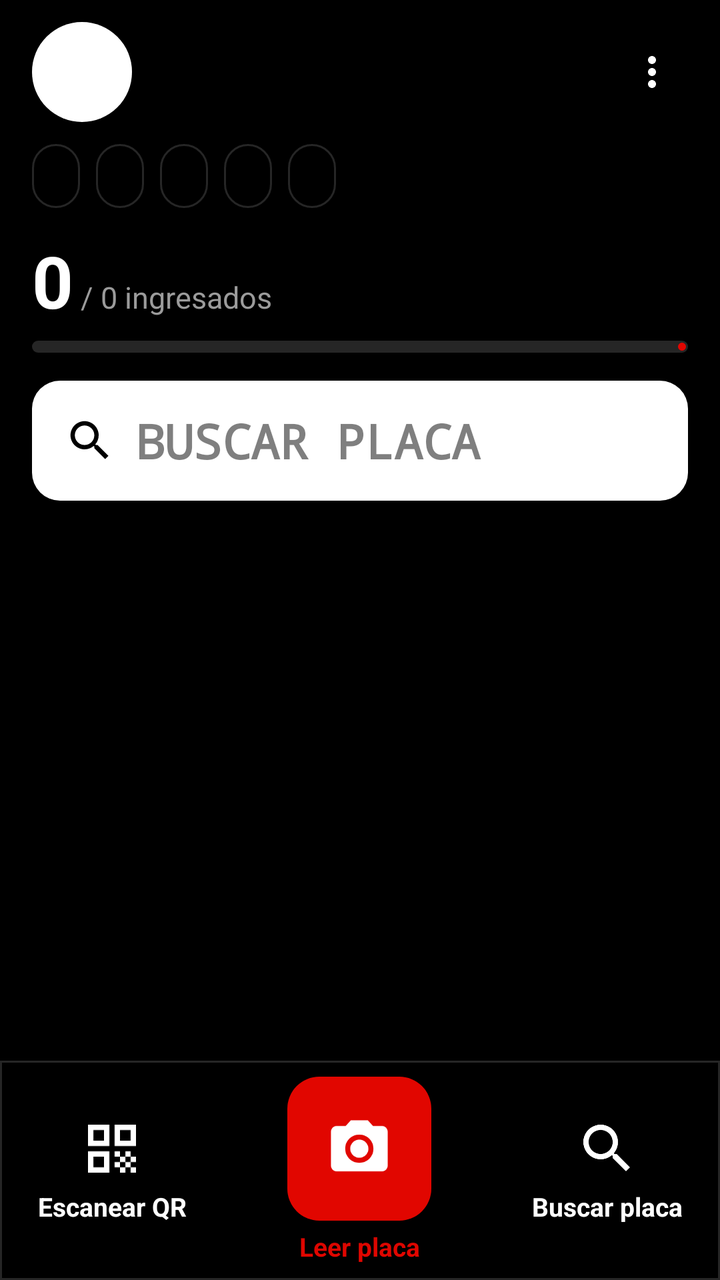
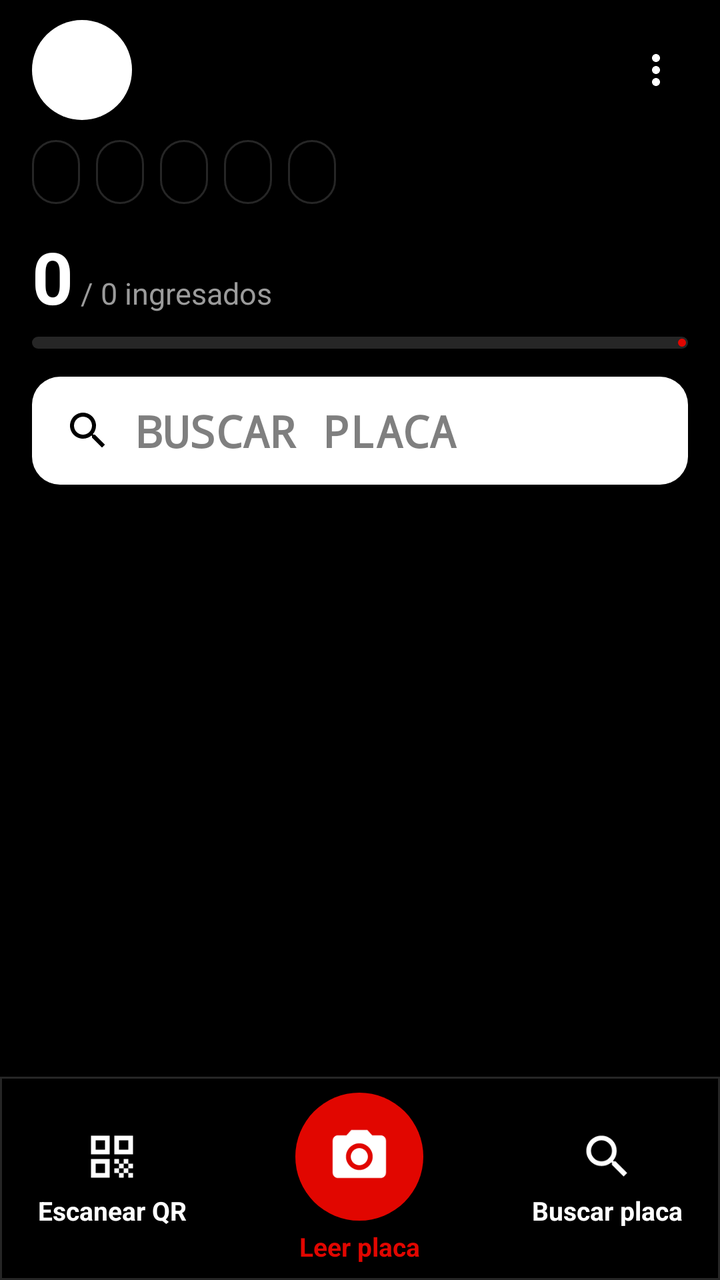

Two renders of the same Android screen: before a commit and after it. Below are the layout's source before the change and the commit's diff.
<!-- AndroidManifest.xml: application theme Theme.Reservas -->
<!-- res/layout/activity_main.xml -->
<?xml version="1.0" encoding="utf-8"?>
<FrameLayout xmlns:android="http://schemas.android.com/apk/res/android"
    xmlns:app="http://schemas.android.com/apk/res-auto"
    android:id="@+id/root"
    android:layout_width="match_parent"
    android:layout_height="match_parent"
    android:background="@color/fondo">

    <LinearLayout
        android:id="@+id/contenido"
        android:layout_width="match_parent"
        android:layout_height="match_parent"
        android:orientation="vertical">

        
        <LinearLayout
            android:id="@+id/header"
            android:layout_width="match_parent"
            android:layout_height="wrap_content"
            android:orientation="vertical"
            android:paddingStart="16dp"
            android:paddingTop="10dp"
            android:paddingEnd="8dp"
            android:paddingBottom="10dp">

            <LinearLayout
                android:layout_width="match_parent"
                android:layout_height="wrap_content"
                android:gravity="center_vertical"
                android:orientation="horizontal">

                <FrameLayout
                    android:id="@+id/zonaAvatar"
                    android:layout_width="50dp"
                    android:layout_height="50dp"
                    android:foreground="?attr/selectableItemBackgroundBorderless">

                    <TextView
                        android:id="@+id/avatar"
                        android:layout_width="match_parent"
                        android:layout_height="match_parent"
                        android:background="@drawable/circulo_blanco"
                        android:gravity="center"
                        android:textColor="@color/negro"
                        android:textSize="20sp"
                        android:textStyle="bold" />

                    <com.google.android.material.imageview.ShapeableImageView
                        android:id="@+id/imgAvatar"
                        android:layout_width="match_parent"
                        android:layout_height="match_parent"
                        android:contentDescription="Foto del operador"
                        android:scaleType="centerCrop"
                        android:visibility="gone"
                        app:shapeAppearanceOverlay="@style/Circulo"
                        app:strokeColor="@color/rojo"
                        app:strokeWidth="2dp" />
                </FrameLayout>

                <LinearLayout
                    android:id="@+id/zonaOperador"
                    android:layout_width="0dp"
                    android:layout_height="wrap_content"
                    android:layout_marginStart="12dp"
                    android:layout_weight="1"
                    android:orientation="vertical">

                    <TextView
                        android:id="@+id/txtOperador"
                        android:layout_width="match_parent"
                        android:layout_height="wrap_content"
                        android:ellipsize="end"
                        android:singleLine="true"
                        android:textColor="@color/texto"
                        android:textSize="19sp"
                        android:textStyle="bold" />

                    <TextView
                        android:id="@+id/txtSubtitulo"
                        android:layout_width="match_parent"
                        android:layout_height="wrap_content"
                        android:ellipsize="end"
                        android:singleLine="true"
                        android:textColor="@color/texto_suave"
                        android:textSize="13sp" />
                </LinearLayout>

                <ImageButton
                    android:id="@+id/btnMenu"
                    android:layout_width="52dp"
                    android:layout_height="52dp"
                    android:background="?attr/selectableItemBackgroundBorderless"
                    android:contentDescription="Más opciones"
                    android:src="@drawable/ic_menu"
                    app:tint="@color/blanco" />
            </LinearLayout>

            
            <HorizontalScrollView
                android:layout_width="match_parent"
                android:layout_height="wrap_content"
                android:layout_marginTop="10dp"
                android:scrollbars="none">

                <LinearLayout
                    android:layout_width="wrap_content"
                    android:layout_height="wrap_content"
                    android:orientation="horizontal">

                    <TextView
                        android:id="@+id/chipModo"
                        style="@style/ChipEstado"
                        android:textStyle="bold" />

                    <TextView
                        android:id="@+id/chipAlertas"
                        style="@style/ChipEstado"
                        android:visibility="gone" />

                    <TextView
                        android:id="@+id/chipImpresora"
                        style="@style/ChipEstado" />

                    <TextView
                        android:id="@+id/chipLector"
                        style="@style/ChipEstado" />

                    <TextView
                        android:id="@+id/chipEnvio"
                        style="@style/ChipEstado" />

                    <TextView
                        android:id="@+id/chipRed"
                        style="@style/ChipEstado" />
                </LinearLayout>
            </HorizontalScrollView>

            
            <LinearLayout
                android:layout_width="match_parent"
                android:layout_height="wrap_content"
                android:layout_marginTop="12dp"
                android:layout_marginEnd="8dp"
                android:baselineAligned="true"
                android:orientation="horizontal">

                <TextView
                    android:id="@+id/txtContador"
                    android:layout_width="wrap_content"
                    android:layout_height="wrap_content"
                    android:text="0"
                    android:textColor="@color/blanco"
                    android:textSize="36sp"
                    android:textStyle="bold" />

                <TextView
                    android:id="@+id/txtTotal"
                    android:layout_width="0dp"
                    android:layout_height="wrap_content"
                    android:layout_weight="1"
                    android:text=" / 0 ingresados"
                    android:textColor="@color/texto_suave"
                    android:textSize="15sp" />

                <TextView
                    android:id="@+id/txtFaltan"
                    android:layout_width="wrap_content"
                    android:layout_height="wrap_content"
                    android:textColor="@color/rojo"
                    android:textSize="15sp"
                    android:textStyle="bold" />
            </LinearLayout>

            <com.google.android.material.progressindicator.LinearProgressIndicator
                android:id="@+id/progreso"
                android:layout_width="match_parent"
                android:layout_height="wrap_content"
                android:layout_marginTop="6dp"
                android:layout_marginEnd="8dp"
                android:max="100"
                app:indicatorColor="@color/rojo"
                app:trackColor="@color/tarjeta_borde"
                app:trackCornerRadius="4dp"
                app:trackThickness="6dp" />

            
            <FrameLayout
                android:layout_width="match_parent"
                android:layout_height="60dp"
                android:layout_marginTop="14dp"
                android:layout_marginEnd="8dp">

                <EditText
                    android:id="@+id/edtPlaca"
                    android:layout_width="match_parent"
                    android:layout_height="match_parent"
                    android:background="@drawable/caja_buscar"
                    android:fontFamily="monospace"
                    android:hint="BUSCAR PLACA"
                    android:imeOptions="actionSearch"
                    android:importantForAutofill="no"
                    android:inputType="textCapCharacters|textNoSuggestions|textVisiblePassword"
                    android:maxLength="500"
                    android:paddingStart="52dp"
                    android:paddingEnd="52dp"
                    android:singleLine="true"
                    android:textColor="@color/negro"
                    android:textColorHint="#80000000"
                    android:textSize="24sp"
                    android:textStyle="bold" />

                <ImageView
                    android:layout_width="26dp"
                    android:layout_height="26dp"
                    android:layout_gravity="center_vertical|start"
                    android:layout_marginStart="16dp"
                    android:contentDescription="Buscar"
                    android:src="@drawable/ic_buscar"
                    app:tint="@color/negro" />

                <ImageButton
                    android:id="@+id/btnLimpiar"
                    android:layout_width="48dp"
                    android:layout_height="48dp"
                    android:layout_gravity="center_vertical|end"
                    android:layout_marginEnd="6dp"
                    android:background="?attr/selectableItemBackgroundBorderless"
                    android:contentDescription="Borrar búsqueda"
                    android:src="@drawable/ic_cerrar"
                    android:visibility="gone"
                    app:tint="@color/negro" />
            </FrameLayout>

            
            <LinearLayout
                android:layout_width="match_parent"
                android:layout_height="46dp"
                android:layout_marginTop="10dp"
                android:layout_marginEnd="8dp"
                android:orientation="horizontal">

                <TextView
                    android:id="@+id/segPendientes"
                    android:layout_width="0dp"
                    android:layout_height="match_parent"
                    android:layout_weight="1"
                    android:ellipsize="end"
                    android:gravity="center"
                    android:maxLines="1"
                    android:textSize="13sp"
                    android:textStyle="bold"
                    app:autoSizeMaxTextSize="14sp"
                    app:autoSizeMinTextSize="10sp"
                    app:autoSizeStepGranularity="1sp"
                    app:autoSizeTextType="uniform" />

                <TextView
                    android:id="@+id/segValidados"
                    android:layout_width="0dp"
                    android:layout_height="match_parent"
                    android:layout_marginStart="6dp"
                    android:layout_weight="1"
                    android:ellipsize="end"
                    android:gravity="center"
                    android:maxLines="1"
                    android:textSize="13sp"
                    android:textStyle="bold"
                    app:autoSizeMaxTextSize="14sp"
                    app:autoSizeMinTextSize="10sp"
                    app:autoSizeStepGranularity="1sp"
                    app:autoSizeTextType="uniform" />

                <TextView
                    android:id="@+id/segIngresados"
                    android:layout_width="0dp"
                    android:layout_height="match_parent"
                    android:layout_marginStart="6dp"
                    android:layout_weight="1"
                    android:ellipsize="end"
                    android:gravity="center"
                    android:maxLines="1"
                    android:textSize="13sp"
                    android:textStyle="bold"
                    app:autoSizeMaxTextSize="14sp"
                    app:autoSizeMinTextSize="10sp"
                    app:autoSizeStepGranularity="1sp"
                    app:autoSizeTextType="uniform" />
            </LinearLayout>
        </LinearLayout>

        
        <FrameLayout
            android:layout_width="match_parent"
            android:layout_height="0dp"
            android:layout_weight="1">

            <androidx.recyclerview.widget.RecyclerView
                android:id="@+id/lista"
                android:layout_width="match_parent"
                android:layout_height="match_parent"
                android:clipToPadding="false"
                android:paddingTop="4dp"
                android:paddingBottom="12dp" />

            <TextView
                android:id="@+id/txtVacio"
                android:layout_width="match_parent"
                android:layout_height="wrap_content"
                android:layout_gravity="center"
                android:gravity="center"
                android:padding="32dp"
                android:textColor="@color/texto_suave"
                android:textSize="15sp" />
        </FrameLayout>

        
        <LinearLayout
            android:id="@+id/dock"
            android:layout_width="match_parent"
            android:layout_height="wrap_content"
            android:background="@drawable/dock"
            android:gravity="center_vertical"
            android:orientation="horizontal"
            android:paddingTop="8dp"
            android:paddingBottom="8dp">

            <LinearLayout
                android:id="@+id/btnDockQr"
                android:layout_width="0dp"
                android:layout_height="wrap_content"
                android:layout_weight="1"
                android:background="?attr/selectableItemBackgroundBorderless"
                android:gravity="center"
                android:orientation="vertical"
                android:paddingTop="6dp"
                android:paddingBottom="6dp">

                <ImageView
                    android:layout_width="32dp"
                    android:layout_height="32dp"
                    android:contentDescription="Escanear QR"
                    android:src="@drawable/ic_qr"
                    app:tint="@color/blanco" />

                <TextView
                    android:layout_width="wrap_content"
                    android:layout_height="wrap_content"
                    android:layout_marginTop="4dp"
                    android:text="Escanear QR"
                    android:textColor="@color/blanco"
                    android:textSize="13sp"
                    android:textStyle="bold" />
            </LinearLayout>

            <LinearLayout
                android:layout_width="0dp"
                android:layout_height="wrap_content"
                android:layout_weight="1.2"
                android:gravity="center"
                android:orientation="vertical">

                <com.google.android.material.floatingactionbutton.FloatingActionButton
                    android:id="@+id/btnDockPlaca"
                    android:layout_width="wrap_content"
                    android:layout_height="wrap_content"
                    android:contentDescription="Leer placa con la cámara"
                    android:src="@drawable/ic_camara"
                    app:backgroundTint="@color/rojo"
                    app:fabCustomSize="72dp"
                    app:maxImageSize="34dp"
                    app:tint="@color/blanco" />

                <TextView
                    android:layout_width="wrap_content"
                    android:layout_height="wrap_content"
                    android:layout_marginTop="4dp"
                    android:text="Leer placa"
                    android:textColor="@color/rojo"
                    android:textSize="13sp"
                    android:textStyle="bold" />
            </LinearLayout>

            <LinearLayout
                android:id="@+id/btnDockBuscar"
                android:layout_width="0dp"
                android:layout_height="wrap_content"
                android:layout_weight="1"
                android:background="?attr/selectableItemBackgroundBorderless"
                android:gravity="center"
                android:orientation="vertical"
                android:paddingTop="6dp"
                android:paddingBottom="6dp">

                <ImageView
                    android:layout_width="32dp"
                    android:layout_height="32dp"
                    android:contentDescription="Buscar placa"
                    android:src="@drawable/ic_buscar"
                    app:tint="@color/blanco" />

                <TextView
                    android:layout_width="wrap_content"
                    android:layout_height="wrap_content"
                    android:layout_marginTop="4dp"
                    android:text="Buscar placa"
                    android:textColor="@color/blanco"
                    android:textSize="13sp"
                    android:textStyle="bold" />
            </LinearLayout>
        </LinearLayout>
    </LinearLayout>

    
    <LinearLayout
        android:id="@+id/bannerRapido"
        android:layout_width="match_parent"
        android:layout_height="wrap_content"
        android:layout_gravity="center"
        android:layout_marginStart="20dp"
        android:layout_marginEnd="20dp"
        android:background="@drawable/aviso_ok"
        android:gravity="center_horizontal"
        android:orientation="vertical"
        android:padding="20dp"
        android:visibility="gone">

        <TextView
            android:id="@+id/bannerTitulo"
            android:layout_width="match_parent"
            android:layout_height="wrap_content"
            android:gravity="center"
            android:textSize="22sp"
            android:textStyle="bold" />

        <TextView
            android:id="@+id/bannerPlaca"
            android:layout_width="wrap_content"
            android:layout_height="wrap_content"
            android:layout_marginTop="10dp"
            android:background="@drawable/placa"
            android:fontFamily="monospace"
            android:paddingStart="16dp"
            android:paddingTop="4dp"
            android:paddingEnd="16dp"
            android:paddingBottom="4dp"
            android:textColor="@color/negro"
            android:textSize="32sp"
            android:textStyle="bold" />

        <TextView
            android:id="@+id/bannerDetalle"
            android:layout_width="match_parent"
            android:layout_height="wrap_content"
            android:layout_marginTop="10dp"
            android:gravity="center"
            android:textSize="16sp" />
    </LinearLayout>

    
    <LinearLayout
        android:id="@+id/panelBloqueo"
        android:layout_width="match_parent"
        android:layout_height="match_parent"
        android:background="@color/negro"
        android:clickable="true"
        android:focusable="true"
        android:gravity="center"
        android:orientation="vertical"
        android:padding="32dp"
        android:visibility="gone">

        <ImageView
            android:layout_width="72dp"
            android:layout_height="72dp"
            android:contentDescription="Bloqueado"
            android:src="@drawable/ic_candado"
            app:tint="@color/rojo" />

        <TextView
            android:layout_width="wrap_content"
            android:layout_height="wrap_content"
            android:layout_marginTop="16dp"
            android:text="Reservas QR"
            android:textColor="@color/blanco"
            android:textSize="26sp"
            android:textStyle="bold" />

        <TextView
            android:id="@+id/txtBloqueo"
            android:layout_width="match_parent"
            android:layout_height="wrap_content"
            android:layout_marginTop="8dp"
            android:gravity="center"
            android:text="Ingrese la clave de desbloqueo del equipo para continuar."
            android:textColor="@color/texto_suave"
            android:textSize="15sp" />

        <com.google.android.material.button.MaterialButton
            android:id="@+id/btnDesbloquear"
            android:layout_width="match_parent"
            android:layout_height="62dp"
            android:layout_marginTop="28dp"
            android:insetTop="0dp"
            android:insetBottom="0dp"
            android:text="Desbloquear"
            android:textColor="@color/negro"
            android:textSize="17sp"
            android:textStyle="bold"
            app:backgroundTint="@color/blanco"
            app:cornerRadius="16dp"
            app:icon="@drawable/ic_candado"
            app:iconGravity="textStart"
            app:iconTint="@color/negro" />
    </LinearLayout>
</FrameLayout>
<!-- resources referenced by this layout -->
<resources>
  <color name="blanco">#FFFFFF</color>
  <color name="fondo">#000000</color>
  <color name="negro">#000000</color>
  <color name="rojo">#E10600</color>
  <color name="tarjeta_borde">#262626</color>
  <color name="texto">#FFFFFF</color>
  <color name="texto_suave">#9B9B9B</color>
  <style name="Theme.Reservas" parent="Theme.Material3.Dark.NoActionBar">
          <item name="colorPrimary">@color/blanco</item>
          <item name="colorOnPrimary">@color/negro</item>
          <item name="colorSecondary">@color/rojo</item>
          <item name="colorOnSecondary">@color/blanco</item>
          <item name="colorError">@color/rojo</item>
          <item name="colorSurface">@color/tarjeta</item>
          <item name="colorOnSurface">@color/blanco</item>
          <item name="android:windowBackground">@color/fondo</item>
          <item name="android:statusBarColor">@color/fondo</item>
          <item name="android:navigationBarColor">@color/fondo</item>
      </style>
  <color name="tarjeta">#0E0E0E</color>
  <!-- unchanged entries left out for length: 14 -->
</resources>

<!-- the commit's change to res/layout/activity_main.xml (unified diff, before → after) -->
@@ -42,7 +42,7 @@
                         android:background="@drawable/circulo_blanco"
                         android:gravity="center"
                         android:textColor="@color/negro"
-                        android:textSize="20sp"
+                        android:textSize="19sp"
                         android:textStyle="bold" />
 
                     <com.google.android.material.imageview.ShapeableImageView
@@ -87,11 +87,14 @@
 
                 <ImageButton
                     android:id="@+id/btnMenu"
-                    android:layout_width="52dp"
-                    android:layout_height="52dp"
+                    android:layout_width="48dp"
+                    android:layout_height="48dp"
                     android:background="?attr/selectableItemBackgroundBorderless"
                     android:contentDescription="Más opciones"
+                    android:padding="12dp"
+                    android:scaleType="fitCenter"
                     android:src="@drawable/ic_menu"
+                    android:tag="icono"
                     app:tint="@color/blanco" />
             </LinearLayout>
 
@@ -186,7 +189,7 @@
             
             <FrameLayout
                 android:layout_width="match_parent"
-                android:layout_height="60dp"
+                android:layout_height="54dp"
                 android:layout_marginTop="14dp"
                 android:layout_marginEnd="8dp">
 
@@ -206,16 +209,17 @@
                     android:singleLine="true"
                     android:textColor="@color/negro"
                     android:textColorHint="#80000000"
-                    android:textSize="24sp"
+                    android:textSize="22sp"
                     android:textStyle="bold" />
 
                 <ImageView
-                    android:layout_width="26dp"
-                    android:layout_height="26dp"
+                    android:layout_width="@dimen/icono"
+                    android:layout_height="@dimen/icono"
                     android:layout_gravity="center_vertical|start"
                     android:layout_marginStart="16dp"
                     android:contentDescription="Buscar"
                     android:src="@drawable/ic_buscar"
+                    android:tag="icono"
                     app:tint="@color/negro" />
 
                 <ImageButton
@@ -226,7 +230,10 @@
                     android:layout_marginEnd="6dp"
                     android:background="?attr/selectableItemBackgroundBorderless"
                     android:contentDescription="Borrar búsqueda"
+                    android:padding="12dp"
+                    android:scaleType="fitCenter"
                     android:src="@drawable/ic_cerrar"
+                    android:tag="icono"
                     android:visibility="gone"
                     app:tint="@color/negro" />
             </FrameLayout>
@@ -336,10 +343,11 @@
                 android:paddingBottom="6dp">
 
                 <ImageView
-                    android:layout_width="32dp"
-                    android:layout_height="32dp"
+                    android:layout_width="@dimen/icono_dock"
+                    android:layout_height="@dimen/icono_dock"
                     android:contentDescription="Escanear QR"
                     android:src="@drawable/ic_qr"
+                    android:tag="icono"
                     app:tint="@color/blanco" />
 
                 <TextView
@@ -359,23 +367,23 @@
                 android:gravity="center"
                 android:orientation="vertical">
 
-                <com.google.android.material.floatingactionbutton.FloatingActionButton
+                <com.google.android.material.button.MaterialButton
                     android:id="@+id/btnDockPlaca"
-                    android:layout_width="wrap_content"
-                    android:layout_height="wrap_content"
+                    style="@style/BotonRedondo"
+                    android:layout_width="@dimen/boton_redondo"
+                    android:layout_height="@dimen/boton_redondo"
                     android:contentDescription="Leer placa con la cámara"
-                    android:src="@drawable/ic_camara"
-                    app:backgroundTint="@color/rojo"
-                    app:fabCustomSize="72dp"
-                    app:maxImageSize="34dp"
-                    app:tint="@color/blanco" />
+                    android:tag="icono"
+                    app:icon="@drawable/ic_camara"
+                    app:iconGravity="textStart"
+                    app:iconSize="@dimen/boton_redondo_icono" />
 
                 <TextView
                     android:layout_width="wrap_content"
                     android:layout_height="wrap_content"
                     android:layout_marginTop="4dp"
                     android:text="Leer placa"
-                    android:textColor="@color/rojo"
+                    android:textColor="?attr/colorBotonAcento"
                     android:textSize="13sp"
                     android:textStyle="bold" />
             </LinearLayout>
@@ -392,10 +400,11 @@
                 android:paddingBottom="6dp">
 
                 <ImageView
-                    android:layout_width="32dp"
-                    android:layout_height="32dp"
+                    android:layout_width="@dimen/icono_dock"
+                    android:layout_height="@dimen/icono_dock"
                     android:contentDescription="Buscar placa"
                     android:src="@drawable/ic_buscar"
+                    android:tag="icono"
                     app:tint="@color/blanco" />
 
                 <TextView
@@ -470,11 +479,12 @@
         android:visibility="gone">
 
         <ImageView
-            android:layout_width="72dp"
-            android:layout_height="72dp"
+            android:layout_width="64dp"
+            android:layout_height="64dp"
             android:contentDescription="Bloqueado"
             android:src="@drawable/ic_candado"
-            app:tint="@color/rojo" />
+            android:tag="icono"
+            app:tint="?attr/colorBotonAcento" />
 
         <TextView
             android:layout_width="wrap_content"
@@ -498,18 +508,10 @@
         <com.google.android.material.button.MaterialButton
             android:id="@+id/btnDesbloquear"
             android:layout_width="match_parent"
-            android:layout_height="62dp"
+            android:layout_height="@dimen/boton_alto_grande"
             android:layout_marginTop="28dp"
-            android:insetTop="0dp"
-            android:insetBottom="0dp"
             android:text="Desbloquear"
-            android:textColor="@color/negro"
-            android:textSize="17sp"
-            android:textStyle="bold"
-            app:backgroundTint="@color/blanco"
-            app:cornerRadius="16dp"
             app:icon="@drawable/ic_candado"
-            app:iconGravity="textStart"
-            app:iconTint="@color/negro" />
+            app:iconGravity="textStart" />
     </LinearLayout>
 </FrameLayout>
<!-- resource entries referenced after the edit -->
@@ -7,6 +7,25 @@
   <color name="tarjeta_borde">#262626</color>
   <color name="texto">#FFFFFF</color>
   <color name="texto_suave">#9B9B9B</color>
+  <dimen name="boton_alto_grande">52dp</dimen>
+  <dimen name="boton_redondo">64dp</dimen>
+  <dimen name="boton_redondo_icono">32dp</dimen>
+  <dimen name="icono">24dp</dimen>
+  <dimen name="icono_dock">28dp</dimen>
+  <style name="BotonRedondo" parent="Boton">
+          <item name="android:minWidth">0dp</item>
+          <item name="android:minHeight">0dp</item>
+          <item name="android:insetLeft">0dp</item>
+          <item name="android:insetRight">0dp</item>
+          <item name="android:paddingLeft">0dp</item>
+          <item name="android:paddingRight">0dp</item>
+          <item name="android:paddingTop">0dp</item>
+          <item name="android:paddingBottom">0dp</item>
+          <item name="android:paddingStart">0dp</item>
+          <item name="android:paddingEnd">0dp</item>
+          <item name="iconPadding">0dp</item>
+          <item name="cornerRadius">100dp</item>
+      </style>
   <style name="Theme.Reservas" parent="Theme.Material3.Dark.NoActionBar">
           <item name="colorPrimary">@color/blanco</item>
           <item name="colorOnPrimary">@color/negro</item>
@@ -18,8 +37,49 @@
           <item name="android:windowBackground">@color/fondo</item>
           <item name="android:statusBarColor">@color/fondo</item>
           <item name="android:navigationBarColor">@color/fondo</item>
+  
+          
+          <item name="materialButtonStyle">@style/Boton</item>
+          <item name="materialButtonOutlinedStyle">@style/BotonContorno</item>
+          <item name="colorBoton">@color/rojo</item>
+          <item name="colorBotonTexto">@color/blanco</item>
+          <item name="colorBotonBorde">@android:color/transparent</item>
+          <item name="colorBotonContorno">@color/tarjeta_borde</item>
+          <item name="colorBotonAcento">@color/rojo</item>
+      </style>
+  <style name="Boton" parent="Widget.Material3.Button">
+          <item name="android:minHeight">@dimen/boton_alto</item>
+          <item name="android:insetTop">0dp</item>
+          <item name="android:insetBottom">0dp</item>
+          <item name="android:textSize">15sp</item>
+          <item name="android:textStyle">bold</item>
+          <item name="android:textAllCaps">false</item>
+          <item name="android:textColor">?attr/colorBotonTexto</item>
+          <item name="backgroundTint">?attr/colorBoton</item>
+          <item name="iconTint">?attr/colorBotonTexto</item>
+          <item name="iconSize">@dimen/boton_icono</item>
+          <item name="cornerRadius">@dimen/boton_esquina</item>
+          <item name="strokeColor">?attr/colorBotonBorde</item>
+          <item name="strokeWidth">1dp</item>
       </style>
   <color name="tarjeta">#0E0E0E</color>
+  <style name="BotonContorno" parent="Widget.Material3.Button.OutlinedButton">
+          <item name="android:minHeight">@dimen/boton_alto</item>
+          <item name="android:insetTop">0dp</item>
+          <item name="android:insetBottom">0dp</item>
+          <item name="android:textSize">15sp</item>
+          <item name="android:textStyle">bold</item>
+          <item name="android:textAllCaps">false</item>
+          <item name="android:textColor">@color/blanco</item>
+          <item name="iconTint">@color/blanco</item>
+          <item name="iconSize">@dimen/boton_icono</item>
+          <item name="cornerRadius">@dimen/boton_esquina</item>
+          <item name="strokeColor">?attr/colorBotonContorno</item>
+          <item name="strokeWidth">1dp</item>
+      </style>
+  <dimen name="boton_alto">48dp</dimen>
+  <dimen name="boton_icono">22dp</dimen>
+  <dimen name="boton_esquina">14dp</dimen>
   <!-- unchanged entries left out for length: 14 -->
 </resources>
 
